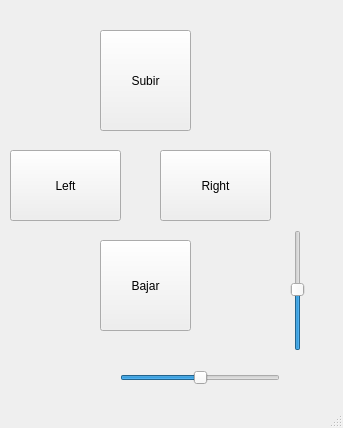
This is Programas/Control_Desktop_QtCreator/ControlGrua_Qt_TCP/mainwindow.ui in JoseOlin/Akoui-Grua as Qt 5 draws it before an edit. The edited form follows.
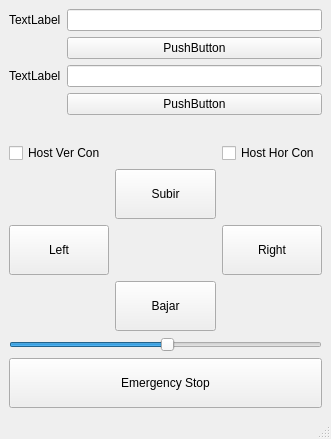
This is the edited form.

Patch:
```diff
--- a/Programas/Control_Desktop_QtCreator/ControlGrua_Qt_TCP/mainwindow.ui
+++ b/Programas/Control_Desktop_QtCreator/ControlGrua_Qt_TCP/mainwindow.ui
@@ -6,98 +6,147 @@
    <rect>
     <x>0</x>
     <y>0</y>
-    <width>343</width>
-    <height>428</height>
+    <width>331</width>
+    <height>439</height>
    </rect>
   </property>
   <property name="windowTitle">
    <string>MainWindow</string>
   </property>
   <widget class="QWidget" name="centralwidget">
-   <widget class="QPushButton" name="moveUp_btn">
-    <property name="geometry">
-     <rect>
-      <x>100</x>
-      <y>30</y>
-      <width>91</width>
-      <height>101</height>
-     </rect>
-    </property>
-    <property name="text">
-     <string>Subir</string>
-    </property>
-   </widget>
-   <widget class="QPushButton" name="moveDown_btn">
-    <property name="geometry">
-     <rect>
-      <x>100</x>
-      <y>240</y>
-      <width>91</width>
-      <height>91</height>
-     </rect>
-    </property>
-    <property name="text">
-     <string>Bajar</string>
-    </property>
-   </widget>
-   <widget class="QSlider" name="verticalSlider">
-    <property name="geometry">
-     <rect>
-      <x>290</x>
-      <y>230</y>
-      <width>16</width>
-      <height>121</height>
-     </rect>
-    </property>
-    <property name="value">
-     <number>50</number>
-    </property>
-    <property name="orientation">
-     <enum>Qt::Vertical</enum>
-    </property>
-   </widget>
-   <widget class="QSlider" name="horizontalSlider">
-    <property name="geometry">
-     <rect>
-      <x>120</x>
-      <y>370</y>
-      <width>160</width>
-      <height>16</height>
-     </rect>
-    </property>
-    <property name="value">
-     <number>50</number>
-    </property>
-    <property name="orientation">
-     <enum>Qt::Horizontal</enum>
-    </property>
-   </widget>
-   <widget class="QPushButton" name="moveLeft_btn">
-    <property name="geometry">
-     <rect>
-      <x>10</x>
-      <y>150</y>
-      <width>111</width>
-      <height>71</height>
-     </rect>
-    </property>
-    <property name="text">
-     <string>Left</string>
-    </property>
-   </widget>
-   <widget class="QPushButton" name="moveRight_btn">
-    <property name="geometry">
-     <rect>
-      <x>160</x>
-      <y>150</y>
-      <width>111</width>
-      <height>71</height>
-     </rect>
-    </property>
-    <property name="text">
-     <string>Right</string>
-    </property>
-   </widget>
+   <layout class="QVBoxLayout" name="verticalLayout">
+    <item>
+     <layout class="QFormLayout" name="formLayout">
+      <item row="0" column="0">
+       <widget class="QLabel" name="label">
+        <property name="text">
+         <string>TextLabel</string>
+        </property>
+       </widget>
+      </item>
+      <item row="0" column="1">
+       <widget class="QLineEdit" name="lineEdit"/>
+      </item>
+      <item row="2" column="0">
+       <widget class="QLabel" name="label_2">
+        <property name="text">
+         <string>TextLabel</string>
+        </property>
+       </widget>
+      </item>
+      <item row="2" column="1">
+       <widget class="QLineEdit" name="lineEdit_2"/>
+      </item>
+      <item row="1" column="1">
+       <widget class="QPushButton" name="pushButton">
+        <property name="text">
+         <string>PushButton</string>
+        </property>
+       </widget>
+      </item>
+      <item row="3" column="1">
+       <widget class="QPushButton" name="pushButton_2">
+        <property name="text">
+         <string>PushButton</string>
+        </property>
+       </widget>
+      </item>
+     </layout>
+    </item>
+    <item>
+     <layout class="QGridLayout" name="gridLayout">
+      <item row="1" column="1">
+       <widget class="QPushButton" name="moveUp_btn">
+        <property name="minimumSize">
+         <size>
+          <width>0</width>
+          <height>50</height>
+         </size>
+        </property>
+        <property name="text">
+         <string>Subir</string>
+        </property>
+       </widget>
+      </item>
+      <item row="3" column="1">
+       <widget class="QPushButton" name="moveDown_btn">
+        <property name="minimumSize">
+         <size>
+          <width>0</width>
+          <height>50</height>
+         </size>
+        </property>
+        <property name="text">
+         <string>Bajar</string>
+        </property>
+       </widget>
+      </item>
+      <item row="2" column="2">
+       <widget class="QPushButton" name="moveRight_btn">
+        <property name="minimumSize">
+         <size>
+          <width>0</width>
+          <height>50</height>
+         </size>
+        </property>
+        <property name="text">
+         <string>Right</string>
+        </property>
+       </widget>
+      </item>
+      <item row="2" column="0">
+       <widget class="QPushButton" name="moveLeft_btn">
+        <property name="minimumSize">
+         <size>
+          <width>0</width>
+          <height>50</height>
+         </size>
+        </property>
+        <property name="text">
+         <string>Left</string>
+        </property>
+       </widget>
+      </item>
+      <item row="0" column="2">
+       <widget class="QCheckBox" name="hostHor_connected_chk">
+        <property name="text">
+         <string>Host Hor Con</string>
+        </property>
+       </widget>
+      </item>
+      <item row="0" column="0">
+       <widget class="QCheckBox" name="hostVer_connected_chk">
+        <property name="text">
+         <string>Host Ver Con</string>
+        </property>
+       </widget>
+      </item>
+     </layout>
+    </item>
+    <item>
+     <widget class="QSlider" name="horizontalSlider">
+      <property name="value">
+       <number>50</number>
+      </property>
+      <property name="orientation">
+       <enum>Qt::Horizontal</enum>
+      </property>
+     </widget>
+    </item>
+    <item>
+     <widget class="QPushButton" name="emergencyStop_btn">
+      <property name="minimumSize">
+       <size>
+        <width>0</width>
+        <height>50</height>
+       </size>
+      </property>
+      <property name="text">
+       <string>Emergency Stop</string>
+      </property>
+     </widget>
+    </item>
+   </layout>
   </widget>
   <widget class="QMenuBar" name="menubar">
    <property name="geometry">
```
Left out of the diff: 2 changed lines with no effect on the pictures.
